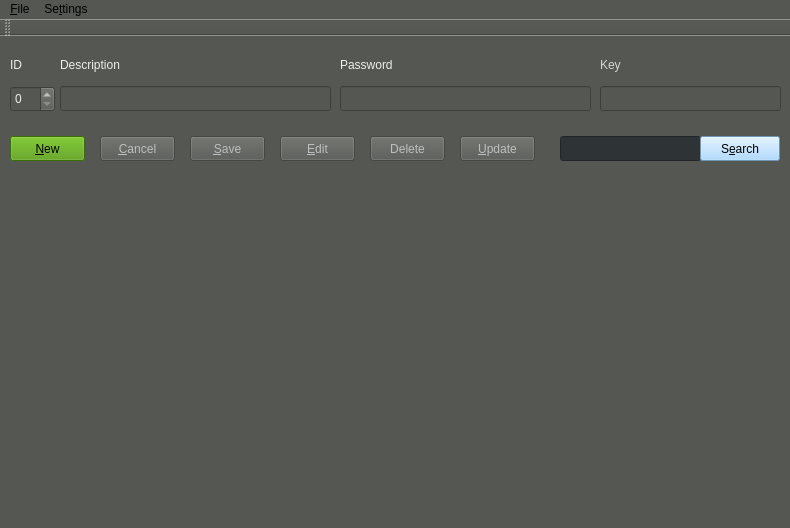
Above: mainwindow.ui from leandrocadete/qPasswordManager before the change. Below: the same form after it.
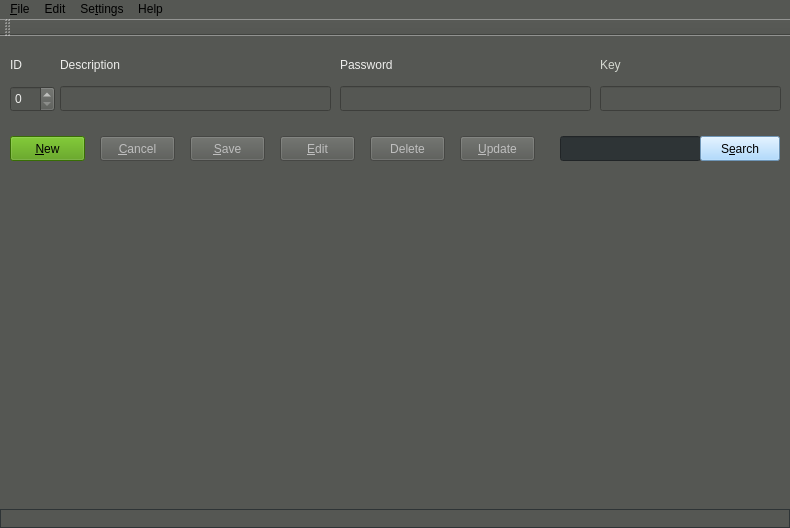
That is the form after the change.

Commit message:
Some adjustment in the menu
1 - new intems and reorder

Patch:
```diff
--- a/mainwindow.ui
+++ b/mainwindow.ui
@@ -371,8 +371,29 @@
     </property>
     <addaction name="actionConfiguration"/>
    </widget>
+   <widget class="QMenu" name="menuHelp">
+    <property name="styleSheet">
+     <string notr="true">background-color: rgb(136, 138, 133);</string>
+    </property>
+    <property name="title">
+     <string>Help</string>
+    </property>
+    <addaction name="actionAbout"/>
+   </widget>
+   <widget class="QMenu" name="menuEdit">
+    <property name="styleSheet">
+     <string notr="true">background-color: rgb(136, 138, 133);</string>
+    </property>
+    <property name="title">
+     <string>Edit</string>
+    </property>
+    <addaction name="action_New"/>
+    <addaction name="action_Delete"/>
+   </widget>
    <addaction name="menuMenu"/>
+   <addaction name="menuEdit"/>
    <addaction name="menuSettings"/>
+   <addaction name="menuHelp"/>
   </widget>
   <widget class="QToolBar" name="mainToolBar">
    <attribute name="toolBarArea">
@@ -382,7 +403,19 @@
     <bool>false</bool>
    </attribute>
   </widget>
-  <widget class="QStatusBar" name="statusBar"/>
+  <widget class="QStatusBar" name="statusBar">
+   <property name="styleSheet">
+    <string notr="true">background-color: rgb(85, 87, 83);
+
+border: 1px solid rgb(46, 52, 54);</string>
+   </property>
+   <property name="inputMethodHints">
+    <set>Qt::ImhNone</set>
+   </property>
+   <property name="sizeGripEnabled">
+    <bool>false</bool>
+   </property>
+  </widget>
   <action name="actionEditar">
    <property name="text">
     <string>&amp;Editar</string>
```
Left out of the diff: 10 changed lines with no effect on the pictures. The commit also changes 2 other files.
